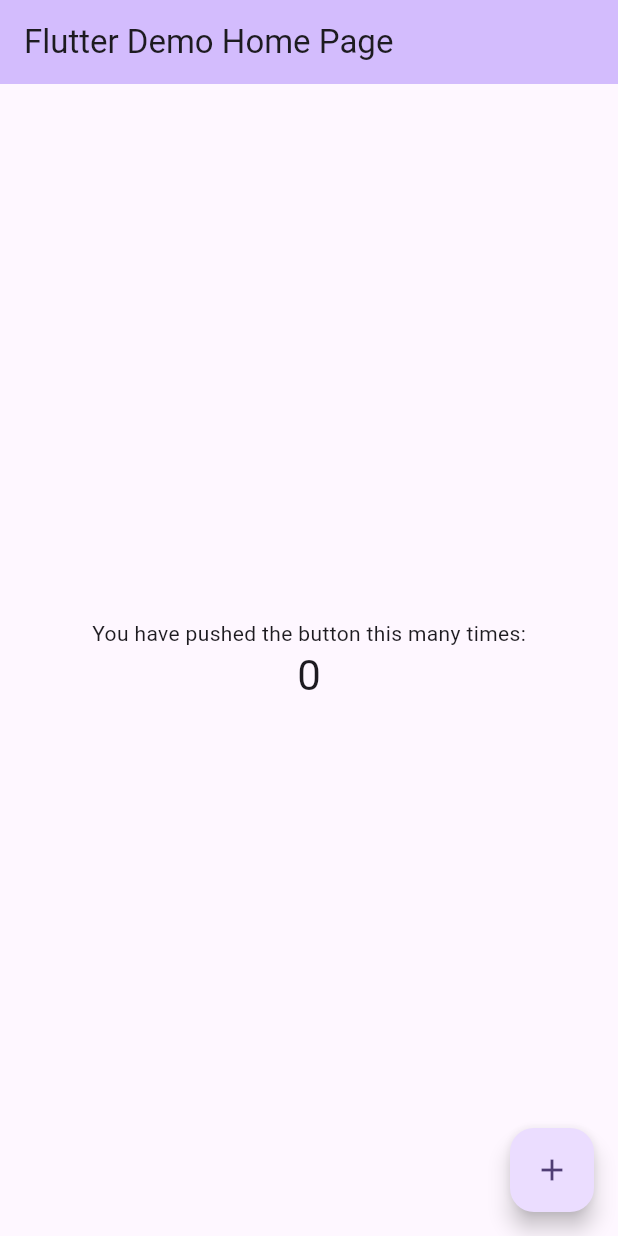
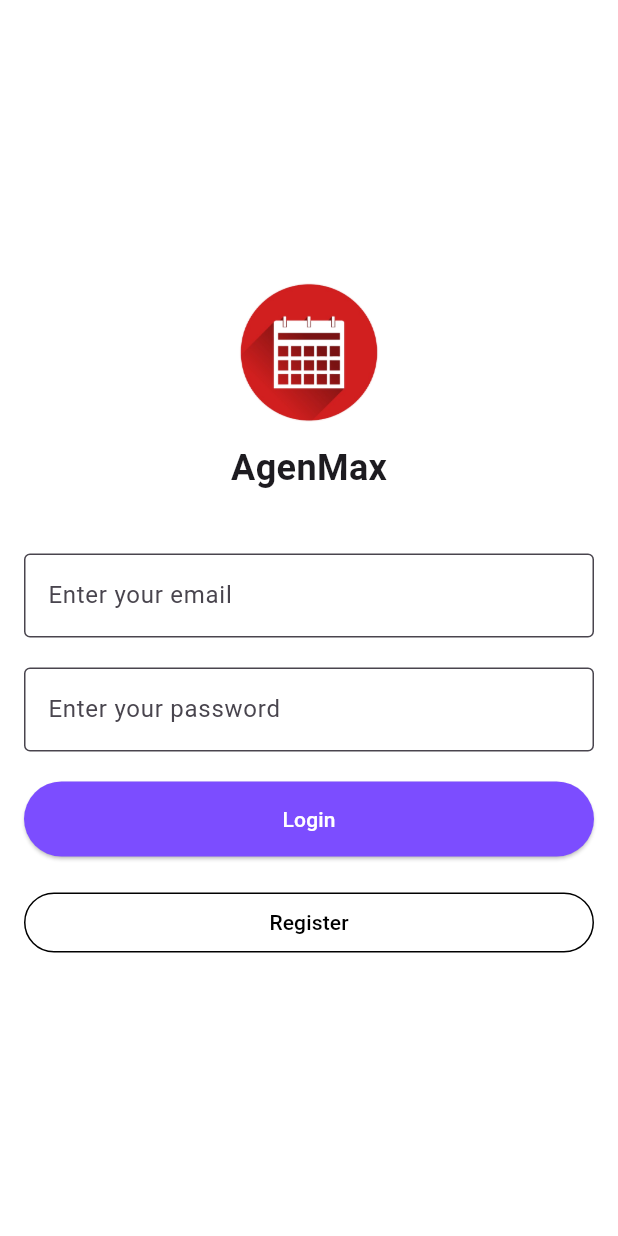
Before and after one commit to alechik/agenmax-sqa, a Flutter app: the screen it shows after launch, on a phone screen of 412 x 824 dp. Run offline on Flutter 3.47's test engine with Material 3 defaults, Android fonts, the phone set to English and light mode, and no system bars; our stand-ins replace bloc, firebase_auth, firebase_core; accounts and stored records are empty.

Commit message:
Initial with login

```diff
--- /dev/null
+++ b/lib/data/repository/user_repository.dart
@@ -0,0 +1,19 @@
+import '../../core/services/authentication_service.dart';
+import '../../features/auth/models/user_model.dart';
+
+class UserRepository {
+  final AuthenticationService _authenticationService = AuthenticationService();
+
+  Future<UserModel?> login(String email, String password) async {
+    // Llama al método de login del servicio de autenticación
+    return _authenticationService.loginUser(email, password);
+  }
+
+  Future<UserModel?> register(String email, String password, String username) async {
+    return _authenticationService.registerUser(email, password, username);
+  }
+
+  Future<void> logout() async {
+    await _authenticationService.logoutUser();
+  }
+}
--- /dev/null
+++ b/lib/features/auth/controllers/auth_controller.dart
@@ -0,0 +1,18 @@
+import '../../../data/repository/user_repository.dart';
+import '../models/user_model.dart';
+
+class AuthController {
+  final UserRepository _userRepository = UserRepository();
+
+  Future<UserModel?> register(String email, String password, String username) {
+    return _userRepository.register(email, password, username);
+  }
+
+  Future<UserModel?> login(String email, String password) {
+    return _userRepository.login(email, password);
+  }
+
+  Future<void> logout() {
+    return _userRepository.logout();
+  }
+}
--- /dev/null
+++ b/lib/features/auth/models/user_model.dart
@@ -0,0 +1,23 @@
+class UserModel {
+  String? idUser;
+  String username;
+  String email;
+
+  UserModel({this.idUser, required this.username, required this.email});
+
+  Map<String, dynamic> toMap() {
+    return {
+      'id_user': idUser,
+      'username': username,
+      'email': email,
+    };
+  }
+
+  factory UserModel.fromMap(Map<String, dynamic> map) {
+    return UserModel(
+      idUser: map['id_user'],
+      username: map['username'],
+      email: map['email'],
+    );
+  }
+}
--- /dev/null
+++ b/lib/features/auth/views/login_screen.dart
@@ -0,0 +1,118 @@
+import 'package:flutter/material.dart';
+import '../controllers/auth_controller.dart';
+
+class LoginScreen extends StatelessWidget {
+  final AuthController _authController = AuthController();
+  final TextEditingController emailController = TextEditingController();
+  final TextEditingController passwordController = TextEditingController();
+
+  @override
+  Widget build(BuildContext context) {
+    return Scaffold(
+      body: Container(
+        color: Colors.white, // Cambia el color del fondo a blanco
+        child: Center(
+          child: Padding(
+            padding: const EdgeInsets.all(16.0),
+            child: SingleChildScrollView(
+              // Permite desplazamiento si es necesario
+              child: Column(
+                mainAxisAlignment: MainAxisAlignment.center,
+                children: [
+                  // Logo
+                  SizedBox(
+                    width: 100, // Ajusta el tamaño según sea necesario
+                    height: 100,
+                    child: Image.asset(
+                        'assets/logo.png'), // Asegúrate de tener el logo en la carpeta assets
+                  ),
+                  SizedBox(height: 10),
+                  Text(
+                    'AgenMax', // Texto debajo del logo
+                    style: TextStyle(
+                      fontSize: 24, // Tamaño del texto
+                      fontWeight: FontWeight.bold, // Estilo negrita
+                    ),
+                  ),
+                  SizedBox(height: 40),
+                  TextField(
+                    controller: emailController,
+                    decoration: InputDecoration(
+                      hintText: 'Enter your email', // Cambiado a hintText
+                      border: OutlineInputBorder(),
+                      filled: true,
+                      fillColor: Colors.white,
+                    ),
+                  ),
+                  SizedBox(height: 20),
+                  TextField(
+                    controller: passwordController,
+                    decoration: InputDecoration(
+                      hintText: 'Enter your password', // Cambiado a hintText
+                      border: OutlineInputBorder(),
+                      filled: true,
+                      fillColor: Colors.white,
+                    ),
+                    obscureText: true,
+                  ),
+                  SizedBox(height: 20),
+                  // Botón Iniciar Sesión
+                  SizedBox(
+                    width: double
+                        .infinity, // Hace que el botón ocupe todo el ancho disponible
+                    child: ElevatedButton(
+                      style: ElevatedButton.styleFrom(
+                        backgroundColor:
+                            Colors.deepPurpleAccent, // Color del botón
+                        padding: EdgeInsets.symmetric(
+                            vertical: 15), // Ajustar el padding vertical
+                      ),
+                      onPressed: () async {
+                        var user = await _authController.login(
+                          emailController.text,
+                          passwordController.text,
+                        );
+                        if (user != null) {
+                          // Navegar a la pantalla principal
+                          Navigator.pushReplacementNamed(context, '/home');
+                        } else {
+                          // Mostrar un mensaje de error
+                          ScaffoldMessenger.of(context).showSnackBar(
+                            SnackBar(content: Text('Error al iniciar sesión')),
+                          );
+                        }
+                      },
+                      child: Text(
+                        'Login',
+                        style:
+                            TextStyle(color: Colors.white), // Texto en blanco
+                      ),
+                    ),
+                  ),
+                  SizedBox(height: 20),
+                  // Botón Registrarse
+                  SizedBox(
+                    width: double
+                        .infinity, // Hace que el botón ocupe todo el ancho disponible
+                    child: TextButton(
+                      style: TextButton.styleFrom(
+                        foregroundColor: Colors.black,
+                        side: BorderSide(color: Colors.black), // Borde negro
+                        backgroundColor: Colors.white, // Color del fondo
+                      ),
+                      onPressed: () {
+                        // Navegar a la pantalla de registro
+                        Navigator.pushNamed(context, '/register');
+                      },
+                      child: Text('Register'), // Texto del botón
+                    ),
+                  ),
+                ],
+              ),
+            ),
+          ),
+        ),
+      ),
+    );
+  }
+}
--- a/lib/main.dart
+++ b/lib/main.dart
@@ -1,125 +1,37 @@
+import 'package:firebase_core/firebase_core.dart';
 import 'package:flutter/material.dart';
+import 'features/auth/views/login_screen.dart';
+import 'features/auth/views/register_screen.dart'; // Importa la pantalla de registro
+import 'features/auth/views/home_screen.dart'; // Asegúrate de importar la pantalla de inicio
+import 'firebase_options.dart'; // Archivo de opciones generado por FlutterFire
 
-void main() {
+void main() async {
+  WidgetsFlutterBinding.ensureInitialized();
+
+  await Firebase.initializeApp(
+    options: DefaultFirebaseOptions.currentPlatform, // FirebaseOptions para web/móvil
+  );
+
   runApp(const MyApp());
 }
 
 class MyApp extends StatelessWidget {
   const MyApp({super.key});
 
-  // This widget is the root of your application.
   @override
   Widget build(BuildContext context) {
     return MaterialApp(
       title: 'Flutter Demo',
       theme: ThemeData(
-        // This is the theme of your application.
-        //
-        // TRY THIS: Try running your application with "flutter run". You'll see
-        // the application has a purple toolbar. Then, without quitting the app,
-        // try changing the seedColor in the colorScheme below to Colors.green
-        // and then invoke "hot reload" (save your changes or press the "hot
-        // reload" button in a Flutter-supported IDE, or press "r" if you used
-        // the command line to start the app).
-        //
-        // Notice that the counter didn't reset back to zero; the application
-        // state is not lost during the reload. To reset the state, use hot
-        // restart instead.
-        //
-        // This works for code too, not just values: Most code changes can be
-        // tested with just a hot reload.
         colorScheme: ColorScheme.fromSeed(seedColor: Colors.deepPurple),
         useMaterial3: true,
       ),
-      home: const MyHomePage(title: 'Flutter Demo Home Page'),
+      initialRoute: '/', // Ruta inicial
+      routes: {
+        '/': (context) => LoginScreen(), // Pantalla de inicio de sesión
+        '/register': (context) => RegisterScreen(), // Ruta para la pantalla de registro
+        '/home': (context) => HomeScreen(), // Ruta para la pantalla principal
+      },
     );
   }
 }
-
-class MyHomePage extends StatefulWidget {
-  const MyHomePage({super.key, required this.title});
-
-  // This widget is the home page of your application. It is stateful, meaning
-  // that it has a State object (defined below) that contains fields that affect
-  // how it looks.
-
-  // This class is the configuration for the state. It holds the values (in this
-  // case the title) provided by the parent (in this case the App widget) and
-  // used by the build method of the State. Fields in a Widget subclass are
-  // always marked "final".
-
-  final String title;
-
-  @override
-  State<MyHomePage> createState() => _MyHomePageState();
-}
-
-class _MyHomePageState extends State<MyHomePage> {
-  int _counter = 0;
-
-  void _incrementCounter() {
-    setState(() {
-      // This call to setState tells the Flutter framework that something has
-      // changed in this State, which causes it to rerun the build method below
-      // so that the display can reflect the updated values. If we changed
-      // _counter without calling setState(), then the build method would not be
-      // called again, and so nothing would appear to happen.
-      _counter++;
-    });
-  }
-
-  @override
-  Widget build(BuildContext context) {
-    // This method is rerun every time setState is called, for instance as done
-    // by the _incrementCounter method above.
-    //
-    // The Flutter framework has been optimized to make rerunning build methods
-    // fast, so that you can just rebuild anything that needs updating rather
-    // than having to individually change instances of widgets.
-    return Scaffold(
-      appBar: AppBar(
-        // TRY THIS: Try changing the color here to a specific color (to
-        // Colors.amber, perhaps?) and trigger a hot reload to see the AppBar
-        // change color while the other colors stay the same.
-        backgroundColor: Theme.of(context).colorScheme.inversePrimary,
-        // Here we take the value from the MyHomePage object that was created by
-        // the App.build method, and use it to set our appbar title.
-        title: Text(widget.title),
-      ),
-      body: Center(
-        // Center is a layout widget. It takes a single child and positions it
-        // in the middle of the parent.
-        child: Column(
-          // Column is also a layout widget. It takes a list of children and
-          // arranges them vertically. By default, it sizes itself to fit its
-          // children horizontally, and tries to be as tall as its parent.
-          //
-          // Column has various properties to control how it sizes itself and
-          // how it positions its children. Here we use mainAxisAlignment to
-          // center the children vertically; the main axis here is the vertical
-          // axis because Columns are vertical (the cross axis would be
-          // horizontal).
-          //
-          // TRY THIS: Invoke "debug painting" (choose the "Toggle Debug Paint"
-          // action in the IDE, or press "p" in the console), to see the
-          // wireframe for each widget.
-          mainAxisAlignment: MainAxisAlignment.center,
-          children: <Widget>[
-            const Text(
-              'You have pushed the button this many times:',
-            ),
-            Text(
-              '$_counter',
-              style: Theme.of(context).textTheme.headlineMedium,
-            ),
-          ],
-        ),
-      ),
-      floatingActionButton: FloatingActionButton(
-        onPressed: _incrementCounter,
-        tooltip: 'Increment',
-        child: const Icon(Icons.add),
-      ), // This trailing comma makes auto-formatting nicer for build methods.
-    );
-  }
-}
```
Also changed, not shown: lib/core/services/authentication_service.dart (added, +63 -0 lines), lib/features/auth/bloc/authentication_bloc.dart (added, +22 -0 lines), lib/features/auth/bloc/authentication_event.dart (added, +7 -0 lines), lib/features/auth/bloc/authentication_state.dart (added, +9 -0 lines), lib/features/auth/views/home_screen.dart (added, +13 -0 lines), lib/features/auth/views/register_screen.dart (added, +56 -0 lines), pubspec.yaml (+8 -2 lines), assets/logo.png (added), firebase.json (added), lib/core/config.dart (added), lib/core/constants.dart (added), lib/firebase_options.dart (added), pubspec.lock, 8 other files.
